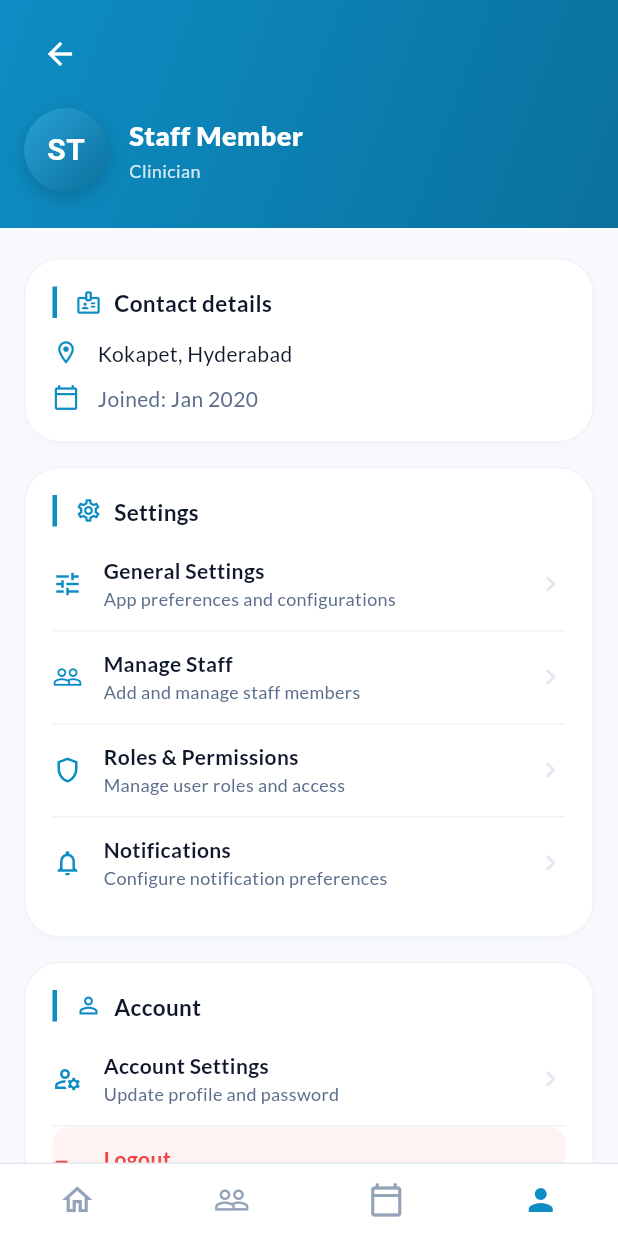
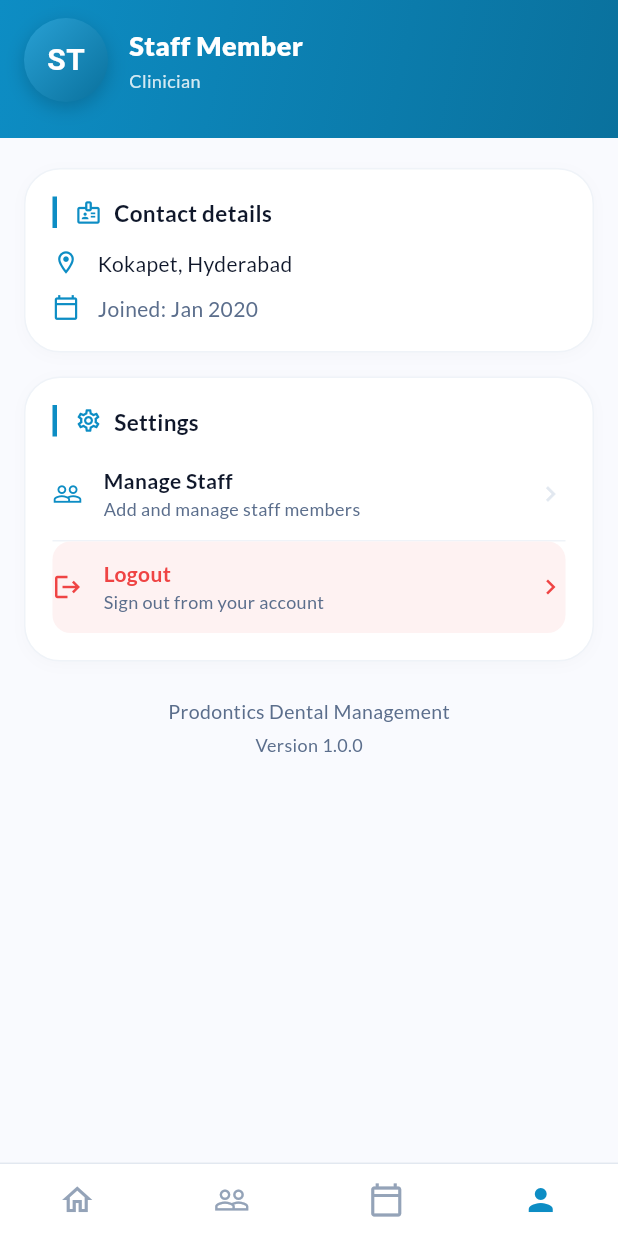
Before and after one commit to madhuri390/clinicapp, a Flutter app: the screen it shows once a user with an empty profile is signed in, item 4 of the bottom bar chosen, on a phone screen of 412 x 824 dp. Run offline on Flutter 3.47's test engine with Material 3 defaults, Android fonts, the phone set to English and light mode, and no system bars; our stand-ins replace flutter_dotenv, google_fonts, pdf, printing, shared_preferences, supabase_flutter; accounts and stored records are empty.

Commit message:
Updates in doctor profile screen

```diff
--- a/lib/screens/profile_screen.dart
+++ b/lib/screens/profile_screen.dart
@@ -66,8 +66,6 @@ class _ProfileScreenState extends State<ProfileScreen> {
                 _buildContactCard(),
                 const SizedBox(height: 16),
                 _buildSettingsCard(context),
-                const SizedBox(height: 16),
-                _buildAccountCard(context),
                 const SizedBox(height: 24),
                 _buildAppInfo(),
               ]),
@@ -106,15 +104,6 @@ class _ProfileScreenState extends State<ProfileScreen> {
       child: Column(
         crossAxisAlignment: CrossAxisAlignment.start,
         children: [
-          IconButton(
-            onPressed: () => Navigator.of(context).pop(),
-            icon: const Icon(Icons.arrow_back, color: Colors.white),
-            style: IconButton.styleFrom(
-              padding: EdgeInsets.zero,
-              minimumSize: const Size(40, 40),
-            ),
-          ),
-          const SizedBox(height: 12),
           Row(
             children: [
               // Gradient avatar circle
@@ -223,13 +212,6 @@ class _ProfileScreenState extends State<ProfileScreen> {
           _SectionTitle(icon: Icons.settings_outlined, label: 'Settings'),
           const SizedBox(height: 8),
           _SettingsTile(
-            icon: Icons.tune_outlined,
-            title: 'General Settings',
-            subtitle: 'App preferences and configurations',
-            onTap: () => _toast(context, 'General Settings coming soon'),
-          ),
-          _divider(),
-          _SettingsTile(
             icon: Icons.people_outline,
             title: 'Manage Staff',
             subtitle: 'Add and manage staff members',
@@ -238,40 +220,6 @@ class _ProfileScreenState extends State<ProfileScreen> {
                 MaterialPageRoute(builder: (_) => const ManageStaffScreen()),
               );
             },
-          ),
-          _divider(),
-          _SettingsTile(
-            icon: Icons.shield_outlined,
-            title: 'Roles & Permissions',
-            subtitle: 'Manage user roles and access',
-            onTap: () => _toast(context, 'Roles & Permissions coming soon'),
-          ),
-          _divider(),
-          _SettingsTile(
-            icon: Icons.notifications_outlined,
-            title: 'Notifications',
-            subtitle: 'Configure notification preferences',
-            onTap: () => _toast(context, 'Notifications coming soon'),
-          ),
-        ],
-      ),
-    );
-  }
-
-  // ── Account card ────────────────────────────────────────────────────────
-
-  Widget _buildAccountCard(BuildContext context) {
-    return _InfoCard(
-      child: Column(
-        crossAxisAlignment: CrossAxisAlignment.start,
-        children: [
-          _SectionTitle(icon: Icons.person_outline, label: 'Account'),
-          const SizedBox(height: 8),
-          _SettingsTile(
-            icon: Icons.manage_accounts_outlined,
-            title: 'Account Settings',
-            subtitle: 'Update profile and password',
-            onTap: () => _toast(context, 'Account Settings coming soon'),
           ),
           _divider(),
           _SettingsTile(
@@ -353,12 +301,6 @@ class _ProfileScreenState extends State<ProfileScreen> {
 
   static Widget _divider() =>
       Divider(height: 1, color: const Color(0xFFEFF3F8));
-
-  static void _toast(BuildContext context, String msg) {
-    ScaffoldMessenger.of(context).showSnackBar(
-      SnackBar(content: Text(msg), behavior: SnackBarBehavior.floating),
-    );
-  }
 }
 
 // ── Shared components ────────────────────────────────────────────────────
```
